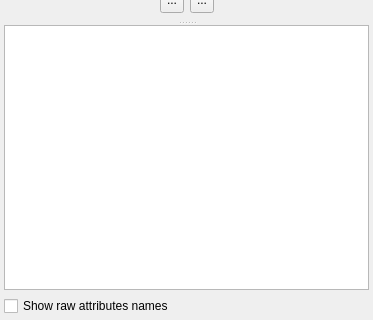
Above: libpgmodeler_ui/ui/databaseexplorerwidget.ui from pgmodeler/pgmodeler before the change; both pictures show x 0 to 373 and y 382 to 702 of the 373 by 702 pixel window. Below: the same form after it.
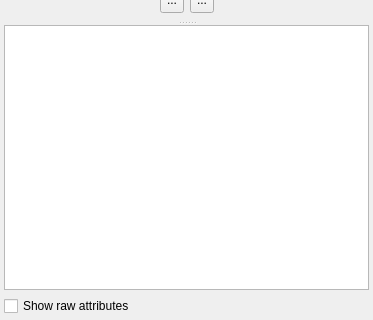
That is the form after the change. Icons and pictures are not drawn.

Commit message:
Minor adjustments on tooltips of buttons in SQLToolWidget and DatabaseExplorerWidget
Foreign key objects selected in DatabaseExplorerWidget now expose in two
children items the source and referenced tables/columns

```diff
--- a/libpgmodeler_ui/ui/databaseexplorerwidget.ui
+++ b/libpgmodeler_ui/ui/databaseexplorerwidget.ui
@@ -531,7 +531,7 @@
    <item>
     <widget class="QCheckBox" name="raw_attrib_names_chk">
      <property name="text">
-      <string>Show raw attributes names</string>
+      <string>Show raw attributes</string>
      </property>
     </widget>
    </item>
```
Left out of the diff: 21 changed lines with no effect on the pictures. The commit also changes 4 other files.
